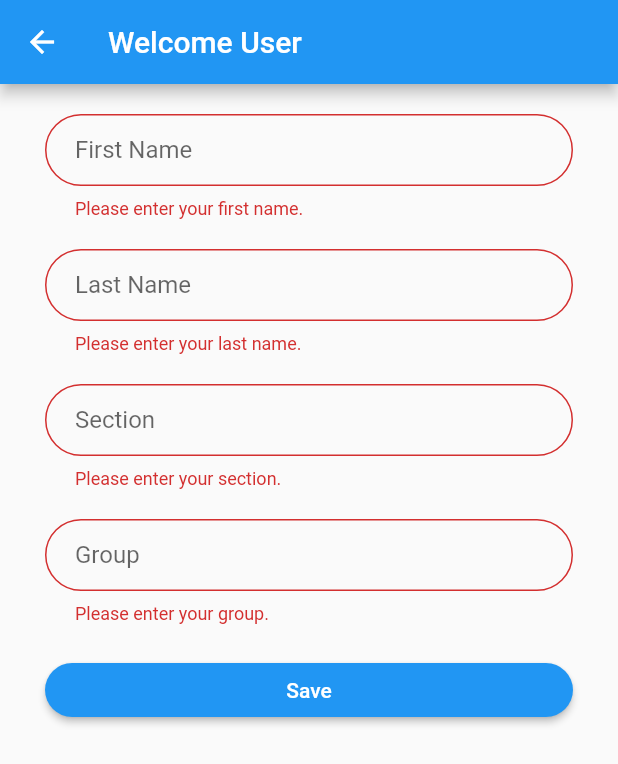
After one commit to keeran2488/todaysassignment, a Flutter app: the UserProfile screen opened directly, after a tap on "Save", on a phone screen of 412 x 824 dp. The commit adds this screen. Shown: the top 764 px of the screen. Run offline on Flutter 3.47's test engine with Material 2 defaults, Android fonts, the phone set to English and light mode, and no system bars; our stand-ins replace cloud_firestore, firebase_auth, firebase_messaging; accounts and stored records are empty.

Commit message:
added userprofile

```diff
--- a/lib/custom_plugin/inputfield.dart
+++ b/lib/custom_plugin/inputfield.dart
@@ -12,7 +12,7 @@ class CustomTextForm extends StatelessWidget {
   final Function onNext;
   final bool obscureText;
 
-  CustomTextForm({@required this.onSaved, @required this.validator, @required this.title, @required this.inputAction, @required this.focus, this.obscureText ,this.onNext});
+  CustomTextForm({@required this.onSaved, @required this.validator, @required this.title, @required this.inputAction, this.focus, this.obscureText ,this.onNext});
 
   @override
   Widget build(BuildContext context) {
--- a/lib/main.dart
+++ b/lib/main.dart
@@ -1,10 +1,9 @@
 import 'package:flutter/cupertino.dart';
 import 'package:flutter/material.dart';
 import 'package:todaysassignment/root_page.dart';
+import 'package:todaysassignment/user_profile.dart';
 import 'home_page.dart';
-import 'routine.dart';
-import 'assignment.dart';
-import 'auth.dart';
+
 
 void main() => runApp(MyApp());
 
--- /dev/null
+++ b/lib/user_profile.dart
@@ -0,0 +1,120 @@
+import 'package:cloud_firestore/cloud_firestore.dart';
+import 'package:firebase_auth/firebase_auth.dart';
+import 'package:flutter/material.dart';
+
+import 'custom_plugin/button.dart';
+import 'custom_plugin/inputfield.dart';
+import 'functions/constants.dart';
+
+class UserProfile extends StatefulWidget {
+  @override
+  _UserProfileState createState() => _UserProfileState();
+}
+
+class _UserProfileState extends State<UserProfile> {
+  String _firstName, _lastName, _section, _group;
+  final GlobalKey<FormState> _userProfileFormKey = GlobalKey<FormState>();
+
+  final db = Firestore.instance;
+
+  @override
+  Widget build(BuildContext context) {
+    return Scaffold(
+      appBar: AppBar(
+        title: Text("Welcome User"),
+      ),
+      body: Container(
+        child: Form(
+        key: _userProfileFormKey,
+        child: ListView(
+          children: <Widget>[
+            SizedBox(
+              height: kDefaultPadding,
+            ),
+            CustomTextForm(
+              title: 'First Name',
+              obscureText: false,
+              validator: (input) {
+                if (input.isEmpty) {
+                  return "Please enter your first name.";
+                } else if (!input.contains(RegExp(r'[a-zA-Z]'))) {
+                  return "Enter a valid name.";
+                }
+                return null;
+              },
+              onSaved: (input) => _firstName = input,
+            ),
+            SizedBox(
+              height: kDefaultPadding,
+            ),
+            CustomTextForm(
+              title: 'Last Name',
+              obscureText: false,
+              validator: (input) {
+                if (input.isEmpty) {
+                  return "Please enter your last name.";
+                } else if (!input.contains(RegExp(r'[a-zA-Z]'))) {
+                  return "Enter a valid name.";
+                }
+                return null;
+              },
+              onSaved: (input) => _lastName = input,
+            ),
+            SizedBox(
+              height: kDefaultPadding,
+            ),
+            CustomTextForm(
+              title: 'Section',
+              obscureText: false,
+              validator: (input) {
+                if (input.isEmpty) {
+                  return "Please enter your section.";
+                } else if (!input.contains(RegExp(r'[a-zA-Z]'))) {
+                  return "Enter a valid section.";
+                }
+                return null;
+              },
+              onSaved: (input) => _section = input.toString().toUpperCase(),
+            ),
+            SizedBox(
+              height: kDefaultPadding,
+            ),
+            CustomTextForm(
+              title: 'Group',
+              obscureText: false,
+              validator: (input) {
+                if (input.isEmpty) {
+                  return "Please enter your group.";
+                } else if (!input.contains(RegExp(r'[a-zA-Z]'))) {
+                  return "Enter a valid group.";
+                }
+                return null;
+              },
+              onSaved: (input) => _group = input.toString().toUpperCase(),
+            ),
+            SizedBox(
+              height: kDefaultPadding,
+            ),
+            CustomButton(
+              onPressed: saveForm,
+              title: 'Save'
+            )
+          ]
+        )
+      ),
+      )
+    );
+  }
+
+  void saveForm() async{
+    final formState = _userProfileFormKey.currentState;
+    if(formState.validate()){
+      formState.save();
+      print(_firstName);
+      print(_lastName);
+      final FirebaseUser user = await FirebaseAuth.instance.currentUser();
+      print(user.uid);
+      await db.collection("User").document(user.uid).setData({'First Name': _firstName, 'Last Name': _lastName, 'Section': _section, 'Group': _group});
+    }
+  }
+}
```
